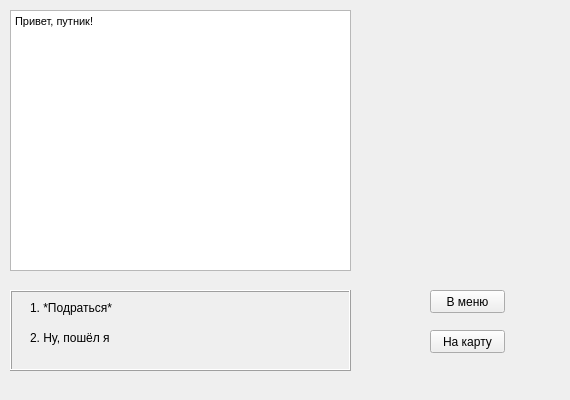
Toxa-man/TestRep, file dialogwindow.ui: the form before one commit.
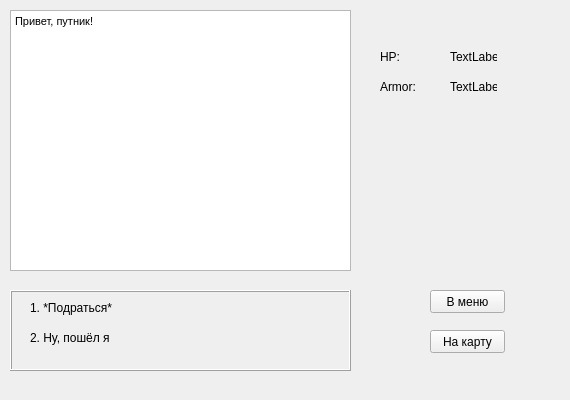
The form after the commit.

Commit message: Added player with heat points and a bit of cheating

```diff
--- a/dialogwindow.ui
+++ b/dialogwindow.ui
@@ -98,6 +98,58 @@
     <string>На карту</string>
    </property>
   </widget>
+  <widget class="QLabel" name="label_3">
+   <property name="geometry">
+    <rect>
+     <x>380</x>
+     <y>50</y>
+     <width>47</width>
+     <height>13</height>
+    </rect>
+   </property>
+   <property name="text">
+    <string>HP: </string>
+   </property>
+  </widget>
+  <widget class="QLabel" name="label_4">
+   <property name="geometry">
+    <rect>
+     <x>380</x>
+     <y>80</y>
+     <width>47</width>
+     <height>13</height>
+    </rect>
+   </property>
+   <property name="text">
+    <string>Armor:</string>
+   </property>
+  </widget>
+  <widget class="QLabel" name="heatPointsLbl">
+   <property name="geometry">
+    <rect>
+     <x>450</x>
+     <y>50</y>
+     <width>47</width>
+     <height>13</height>
+    </rect>
+   </property>
+   <property name="text">
+    <string>TextLabel</string>
+   </property>
+  </widget>
+  <widget class="QLabel" name="armorLbl">
+   <property name="geometry">
+    <rect>
+     <x>450</x>
+     <y>80</y>
+     <width>47</width>
+     <height>13</height>
+    </rect>
+   </property>
+   <property name="text">
+    <string>TextLabel</string>
+   </property>
+  </widget>
  </widget>
  <resources/>
  <connections/>
```
The commit also changes 11 other files.
